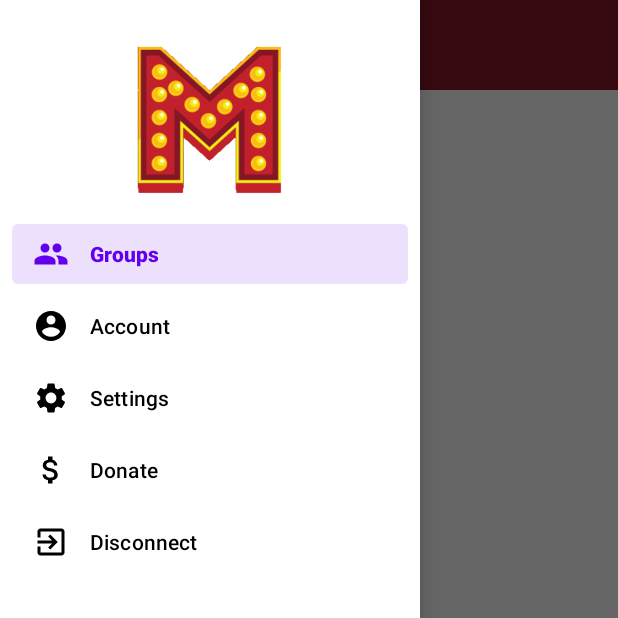
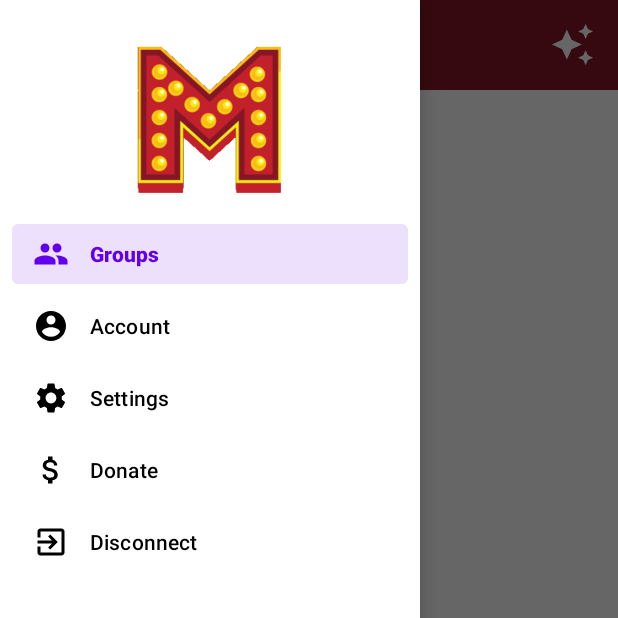
Before and after one commit to MoviesMatch/MoviesMatchMobile, an Android app: the fragment SwipeFragment placed in its activity, with the side drawer open, on a phone screen of 412 x 824 dp, the top half of it. Run offline under Robolectric (Android 15) with nearby library versions, the phone set to English and light mode, and no system bars; our stand-ins replace Picasso; libraries missing offline, so code that uses them is left out: com.lorentzos.flingswipe; pictures from the network do not load; 3 statements that could not run were skipped.

Commit message:
Mov 90/icon toolbar (#31)
* Icone match dans la toolbar

* Onclick image + fragment match

* Renommer OnBackPressed a IOnBackPressed

```diff
--- a/MoviesMatch/app/src/main/java/com/example/moviesmatch/SwipeFragment.java
+++ b/MoviesMatch/app/src/main/java/com/example/moviesmatch/SwipeFragment.java
@@ -8,20 +8,26 @@ import android.util.Log;
 import android.view.LayoutInflater;
 import android.view.View;
 import android.view.ViewGroup;
+import android.widget.ImageView;
 
+import com.example.moviesmatch.interfaces.IOnBackPressed;
 import com.lorentzos.flingswipe.SwipeFlingAdapterView;
 
 import java.util.ArrayList;
 import java.util.Arrays;
 
-public class SwipeFragment extends Fragment {
+public class SwipeFragment extends Fragment implements IOnBackPressed {
     private SwipeAdapter arrayAdapter;
     private ArrayList<String> imageUrl;
     private View view;
+    private ImageView imageMatch;
 
     @Override
     public View onCreateView(LayoutInflater inflater, @Nullable ViewGroup container, @Nullable Bundle savedInstanceState) {
         view = inflater.inflate(R.layout.fragment_swipe, container, false);
+        imageMatch = getActivity().findViewById(R.id.imageMatch);
+        imageMatch.setVisibility(View.VISIBLE);
+
         //TEMP hardcoded images
         imageUrl = new ArrayList<>(Arrays.asList("https://image.tmdb.org/t/p/original/2EiAX4eChSWQHwgIFAZbPgXKCJ6.jpg", "https://image.tmdb.org/t/p/original/hkC4yNDFmW1yQuQhtZydMeRuaAb.jpg",
                 "https://image.tmdb.org/t/p/original/wUXT3KEh6vjDzwYKiYWwdJNfZOW.jpg", "https://image.tmdb.org/t/p/original/yEcfFXEWpuXcfsR9nKESVCFneqV.jpg", "https://image.tmdb.org/t/p/original/q4FQOiSRhTLWulHl5Vpg37FMArH.jpg"));
@@ -65,6 +71,13 @@ public class SwipeFragment extends Fragment {
             public void onScroll(float v) {
 
             }
+
         });
     }
+
+    @Override
+    public void onBackPressed() {
+        imageMatch.setVisibility(View.GONE);
+        ((MainActivity)getActivity()).replaceFrag(new GroupsFragment());
+    }
 }
--- /dev/null
+++ b/MoviesMatch/app/src/main/java/com/example/moviesmatch/interfaces/IOnBackPressed.java
@@ -0,0 +1,5 @@
+package com.example.moviesmatch.interfaces;
+
+public interface IOnBackPressed {
+    public void onBackPressed();
+}
--- /dev/null
+++ b/MoviesMatch/app/src/main/res/drawable/ic_baseline_auto_awesome_24.xml
@@ -0,0 +1,5 @@
+<vector android:height="24dp" android:tint="#FFFFFF"
+    android:viewportHeight="24" android:viewportWidth="24"
+    android:width="24dp" xmlns:android="http://schemas.android.com/apk/res/android">
+    <path android:fillColor="@android:color/white" android:pathData="M19,9l1.25,-2.75L23,5l-2.75,-1.25L19,1l-1.25,2.75L15,5l2.75,1.25L19,9zM11.5,9.5L9,4 6.5,9.5 1,12l5.5,2.5L9,20l2.5,-5.5L17,12l-5.5,-2.5zM19,15l-1.25,2.75L15,19l2.75,1.25L19,23l1.25,-2.75L23,19l-2.75,-1.25L19,15z"/>
+</vector>
--- a/MoviesMatch/app/src/main/res/drawable/ic_baseline_menu_24.xml
+++ b/MoviesMatch/app/src/main/res/drawable/ic_baseline_menu_24.xml
@@ -1,10 +1,5 @@
-<vector xmlns:android="http://schemas.android.com/apk/res/android"
-    android:width="24dp"
-    android:height="24dp"
-    android:viewportWidth="24"
-    android:viewportHeight="24"
-    android:tint="?attr/colorControlNormal">
-  <path
-      android:fillColor="@android:color/white"
-      android:pathData="M3,18h18v-2L3,16v2zM3,13h18v-2L3,11v2zM3,6v2h18L21,6L3,6z"/>
+<vector android:height="24dp" android:tint="#FFFFFF"
+    android:viewportHeight="24" android:viewportWidth="24"
+    android:width="24dp" xmlns:android="http://schemas.android.com/apk/res/android">
+    <path android:fillColor="@android:color/white" android:pathData="M3,18h18v-2L3,16v2zM3,13h18v-2L3,11v2zM3,6v2h18L21,6L3,6z"/>
 </vector>
--- a/MoviesMatch/app/src/main/res/layout/toolbar_main.xml
+++ b/MoviesMatch/app/src/main/res/layout/toolbar_main.xml
@@ -15,6 +15,15 @@
         android:layout_width="60dp"
         android:layout_height="60dp"
         android:layout_gravity="center"
-        app:srcCompat="@drawable/logotransparent"
-        tools:layout_editor_absoluteX="16dp" />
+        app:srcCompat="@drawable/logotransparent"/>
+
+    <ImageView
+        android:id="@+id/imageMatch"
+        android:layout_width="30dp"
+        android:layout_height="30dp"
+        android:layout_gravity="end"
+        android:layout_marginEnd="15dp"
+        android:onClick="matchFragment"
+        android:src="@drawable/ic_baseline_auto_awesome_24"
+        android:visibility="gone" />
 </androidx.appcompat.widget.Toolbar>
```
Also changed, not shown: MoviesMatch/app/src/main/java/com/example/moviesmatch/MainActivity.java (+23 -1 lines), MoviesMatch/app/src/main/java/com/example/moviesmatch/MatchFragment.java (added, +32 -0 lines), MoviesMatch/app/src/main/res/layout/fragment_match.xml (added, +21 -0 lines).
